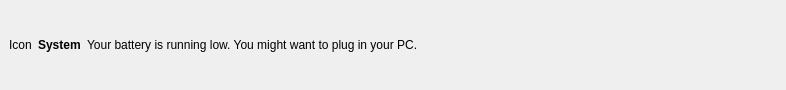
First picture: the form in notificationdialog.ui, repository vicr123/theshell, before the edit.
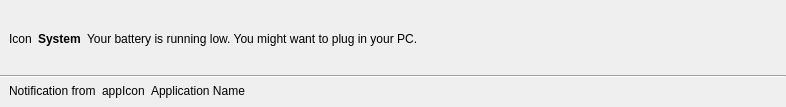
Second picture: the form after the edit. Icons and pictures are not drawn.

Commit message: New audio engine, new notifications

Diff of the .ui file:
```diff
--- a/notificationdialog.ui
+++ b/notificationdialog.ui
@@ -7,7 +7,7 @@
     <x>0</x>
     <y>0</y>
     <width>786</width>
-    <height>90</height>
+    <height>105</height>
    </rect>
   </property>
   <property name="windowTitle">
@@ -17,20 +17,28 @@
    <iconset theme="theshell" resource="resources.qrc">
     <normaloff>:/icons/icon.svg</normaloff>:/icons/icon.svg</iconset>
   </property>
-  <layout class="QHBoxLayout" name="horizontalLayout">
+  <layout class="QVBoxLayout" name="verticalLayout_2">
    <property name="spacing">
     <number>6</number>
    </property>
    <property name="leftMargin">
-    <number>9</number>
+    <number>0</number>
    </property>
    <property name="topMargin">
     <number>9</number>
    </property>
    <property name="rightMargin">
-    <number>9</number>
+    <number>0</number>
    </property>
    <property name="bottomMargin">
+    <number>9</number>
+   </property>
+   <item>
+    <layout class="QHBoxLayout" name="horizontalLayout_3">
+     <property name="leftMargin">
+      <number>9</number>
+     </property>
+     <property name="rightMargin">
     <number>9</number>
    </property>
    <item>
@@ -41,25 +49,6 @@
     </widget>
    </item>
    <item>
-    <widget class="QStackedWidget" name="notificationType">
-     <property name="currentIndex">
-      <number>0</number>
-     </property>
-     <widget class="QWidget" name="page1">
-      <layout class="QHBoxLayout" name="horizontalLayout_2">
-       <property name="leftMargin">
-        <number>0</number>
-       </property>
-       <property name="topMargin">
-        <number>0</number>
-       </property>
-       <property name="rightMargin">
-        <number>0</number>
-       </property>
-       <property name="bottomMargin">
-        <number>0</number>
-       </property>
-       <item>
         <widget class="QLabel" name="title">
          <property name="font">
           <font>
@@ -76,6 +65,25 @@
         </widget>
        </item>
        <item>
+      <widget class="QStackedWidget" name="notificationType">
+       <property name="currentIndex">
+        <number>0</number>
+       </property>
+       <widget class="QWidget" name="page1">
+        <layout class="QHBoxLayout" name="horizontalLayout_2">
+         <property name="leftMargin">
+          <number>0</number>
+         </property>
+         <property name="topMargin">
+          <number>0</number>
+         </property>
+         <property name="rightMargin">
+          <number>0</number>
+         </property>
+         <property name="bottomMargin">
+          <number>0</number>
+         </property>
+         <item>
         <widget class="QLabel" name="body">
          <property name="sizePolicy">
           <sizepolicy hsizetype="Expanding" vsizetype="Preferred">
@@ -149,6 +157,55 @@
       <bool>true</bool>
      </property>
     </widget>
+     </item>
+    </layout>
+   </item>
+   <item>
+    <widget class="Line" name="line">
+     <property name="orientation">
+      <enum>Qt::Horizontal</enum>
+     </property>
+    </widget>
+   </item>
+   <item>
+    <layout class="QHBoxLayout" name="horizontalLayout">
+     <property name="leftMargin">
+      <number>9</number>
+     </property>
+     <property name="rightMargin">
+      <number>9</number>
+     </property>
+     <property name="bottomMargin">
+      <number>0</number>
+     </property>
+     <item>
+      <widget class="QLabel" name="label_2">
+       <property name="text">
+        <string>Notification from</string>
+       </property>
+      </widget>
+     </item>
+     <item>
+      <widget class="QLabel" name="appIcon">
+       <property name="text">
+        <string>appIcon</string>
+       </property>
+      </widget>
+     </item>
+     <item>
+      <widget class="QLabel" name="appName">
+       <property name="sizePolicy">
+        <sizepolicy hsizetype="Expanding" vsizetype="Preferred">
+         <horstretch>0</horstretch>
+         <verstretch>0</verstretch>
+        </sizepolicy>
+       </property>
+       <property name="text">
+        <string>Application Name</string>
+       </property>
+      </widget>
+     </item>
+    </layout>
    </item>
   </layout>
  </widget>
```
Lines whose indentation alone changed are shown as unchanged. The commit also changes 18 other files.
